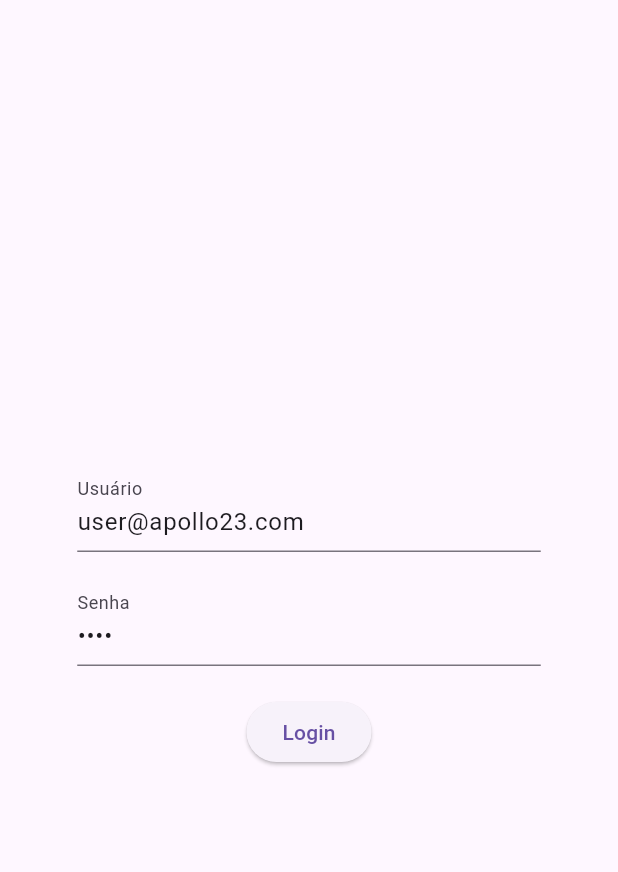
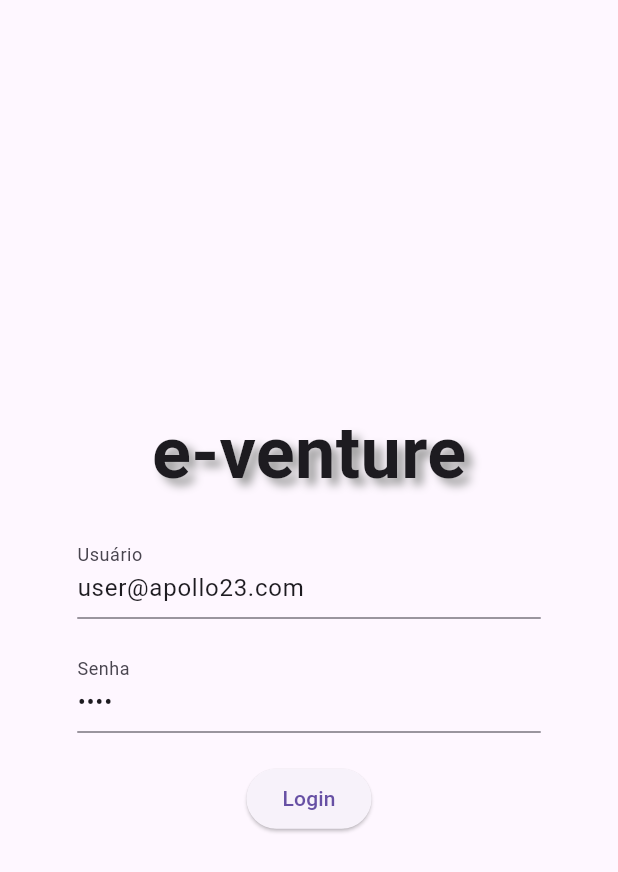
Before and after one commit to Everton-WS/apollo23-flutter, a Flutter app: the screen it shows after launch, on a phone screen of 412 x 824 dp. Shown: the top 872 px of the screen. Run offline on Flutter 3.47's test engine with Material 2 defaults, Android fonts, the phone set to English and light mode, and no system bars; our stand-ins replace flutter_dotenv; missing offline and left inert: bloc_pattern, mobile_scanner.

Commit message:
app working

```diff
--- a/lib/repositories/activity_repository.dart
+++ b/lib/repositories/activity_repository.dart
@@ -43,7 +43,7 @@ class ActivityRepository {
 
   Future<void> addQuestion(QuestionModel questionModel) async {
     http.post(
-      Uri.parse('http://${_url}/question'),
+      Uri.parse('http://$_url/question'),
       headers: <String, String>{
         'Content-Type': 'application/json; charset=UTF-8',
       },
--- a/lib/screens/login_screen.dart
+++ b/lib/screens/login_screen.dart
@@ -1,3 +1,5 @@
+// ignore_for_file: use_build_context_synchronously
+
 import 'package:apollo23_app/models/user_model.dart';
 import 'package:apollo23_app/repositories/user_repository.dart';
 import 'package:apollo23_app/screens/home_screen.dart';
@@ -25,6 +27,16 @@ class LoginScreen extends StatelessWidget {
                 child: Column(
                   mainAxisAlignment: MainAxisAlignment.center,
                   children: [
+                    const Text(
+                      'e-venture',
+                      style: TextStyle(
+                          fontSize: 48,
+                          fontWeight: FontWeight.bold,
+                          shadows: [Shadow(blurRadius: 7, color: Colors.grey, offset: Offset(5, 5))]),
+                    ),
+                    const SizedBox(
+                      height: 20,
+                    ),
                     TextFormField(
                       key: const ValueKey('form_input_usuario'),
                       controller: usuarioController,
```
Also changed, not shown: lib/repositories/treasury_repository.dart (+0 -25 lines), lib/widgets/treasury_response.dart (+11 -14 lines), lib/.json/hackweek.json, 1 other file.
